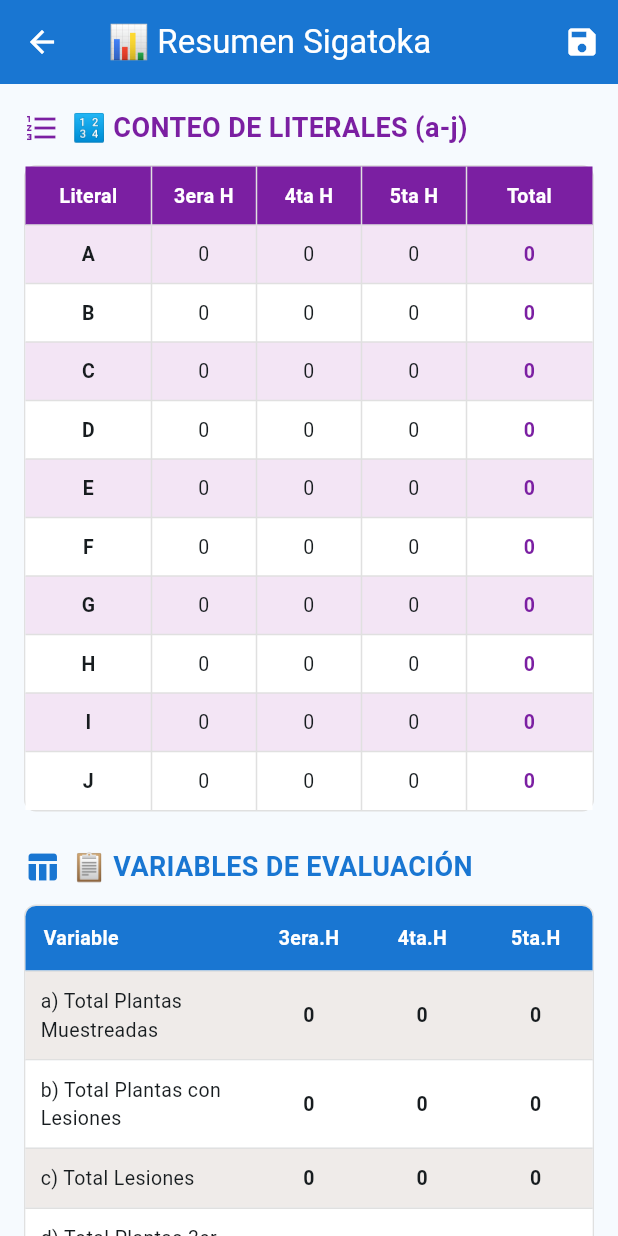
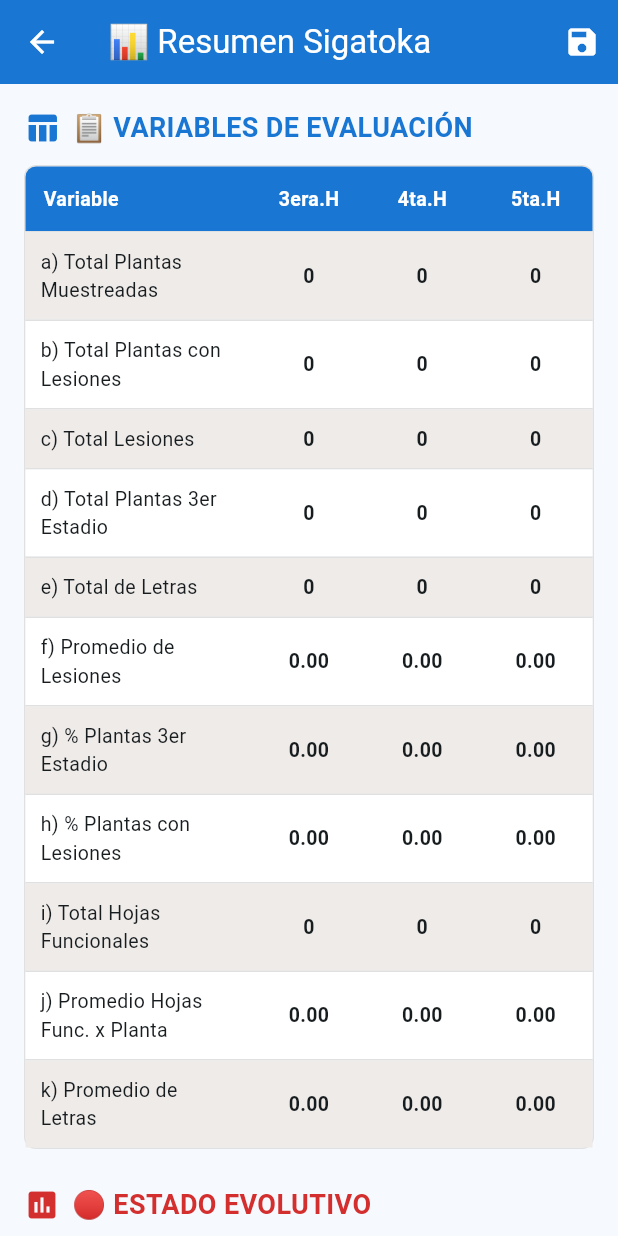
Before and after one commit to andatoba/Lytiks, a Flutter app: the ResumenSigatokaScreen screen opened directly with empty values, on a phone screen of 412 x 824 dp. Run offline on Flutter 3.47's test engine with Material 3 defaults, Android fonts, the phone set to English and light mode, and no system bars; our stand-ins replace connectivity_plus, flutter_map, flutter_secure_storage, geolocator, image_picker, latlong2 and 3 more; missing offline and left inert: encrypt; accounts and stored records are empty; network calls fail.

Commit message:
calculos corregidos

```diff
--- a/lib/screens/resumen_sigatoka_screen.dart
+++ b/lib/screens/resumen_sigatoka_screen.dart
@@ -35,11 +35,6 @@ class _ResumenSigatokaScreenState extends State<ResumenSigatokaScreen> {
   late double promedioLetras3era, promedioLetras4ta, promedioLetras5ta;
   late double ee3era, ee4ta, ee5ta;
 
-  // Conteo de literales (a-j)
-  late Map<String, int> literales3era;
-  late Map<String, int> literales4ta;
-  late Map<String, int> literales5ta;
-
   @override
   void initState() {
     super.initState();
@@ -68,6 +63,7 @@ class _ResumenSigatokaScreenState extends State<ResumenSigatokaScreen> {
     totalPlantas3erEstadio3era = 0;
     totalPlantas3erEstadio4ta = 0;
     totalPlantas3erEstadio5ta = 0;
+    // b) Total Plantas con Lesiones (por hoja)
     totalPlantasConLesiones3era = 0;
     totalPlantasConLesiones4ta = 0;
     totalPlantasConLesiones5ta = 0;
@@ -90,17 +86,10 @@ class _ResumenSigatokaScreenState extends State<ResumenSigatokaScreen> {
         int? numero = int.tryParse(grado.replaceAll(RegExp(r'[^0-9]'), ''));
         if (numero != null) {
           totalLesiones3era += numero;
+          if (numero > 0) totalPlantasConLesiones3era++;
           if (numero == 3) totalPlantas3erEstadio3era++;
-          totalPlantasConLesiones3era++; // Cada muestra = 1 planta evaluada (incluso con 0 lesiones)
         }
-        // Calcular valor de letras: a=1, b=2, c=3, etc.
-        String letras = grado.replaceAll(RegExp(r'[0-9]'), '').toLowerCase();
-        for (int i = 0; i < letras.length; i++) {
-          int valorLetra = letras.codeUnitAt(i) - 'a'.codeUnitAt(0) + 1;
-          if (valorLetra >= 1 && valorLetra <= 9) {
-            totalLetras3era += valorLetra;
-          }
-        }
+        totalLetras3era += _valorLiteral(grado);
       }
 
       // Procesar 4ta hoja
@@ -109,17 +98,10 @@ class _ResumenSigatokaScreenState extends State<ResumenSigatokaScreen> {
         int? numero = int.tryParse(grado.replaceAll(RegExp(r'[^0-9]'), ''));
         if (numero != null) {
           totalLesiones4ta += numero;
+          if (numero > 0) totalPlantasConLesiones4ta++;
           if (numero == 3) totalPlantas3erEstadio4ta++;
-          totalPlantasConLesiones4ta++; // Cada muestra = 1 planta evaluada (incluso con 0 lesiones)
         }
-        // Calcular valor de letras: a=1, b=2, c=3, etc.
-        String letras = grado.replaceAll(RegExp(r'[0-9]'), '').toLowerCase();
-        for (int i = 0; i < letras.length; i++) {
-          int valorLetra = letras.codeUnitAt(i) - 'a'.codeUnitAt(0) + 1;
-          if (valorLetra >= 1 && valorLetra <= 9) {
-            totalLetras4ta += valorLetra;
-          }
-        }
+        totalLetras4ta += _valorLiteral(grado);
       }
 
       // Procesar 5ta hoja
@@ -128,17 +110,10 @@ class _ResumenSigatokaScreenState extends State<ResumenSigatokaScreen> {
         int? numero = int.tryParse(grado.replaceAll(RegExp(r'[^0-9]'), ''));
         if (numero != null) {
           totalLesiones5ta += numero;
+          if (numero > 0) totalPlantasConLesiones5ta++;
           if (numero == 3) totalPlantas3erEstadio5ta++;
-          totalPlantasConLesiones5ta++; // Cada muestra = 1 planta evaluada (incluso con 0 lesiones)
         }
-        // Calcular valor de letras: a=1, b=2, c=3, etc.
-        String letras = grado.replaceAll(RegExp(r'[0-9]'), '').toLowerCase();
-        for (int i = 0; i < letras.length; i++) {
-          int valorLetra = letras.codeUnitAt(i) - 'a'.codeUnitAt(0) + 1;
-          if (valorLetra >= 1 && valorLetra <= 9) {
-            totalLetras5ta += valorLetra;
-          }
-        }
+        totalLetras5ta += _valorLiteral(grado);
       }
 
       // Sumar Stover 0w
@@ -222,33 +197,14 @@ class _ResumenSigatokaScreenState extends State<ResumenSigatokaScreen> {
     ee4ta = promedioLesiones4ta * 100 * promedioLetras4ta;
     ee5ta = promedioLesiones5ta * 80 * promedioLetras5ta;
 
-    // Calcular conteo de literales (a-j)
-    literales3era = _contarLiterales(todasLasMuestras, 'hoja3era');
-    literales4ta = _contarLiterales(todasLasMuestras, 'hoja4ta');
-    literales5ta = _contarLiterales(todasLasMuestras, 'hoja5ta');
   }
 
-  /// Cuenta cuántas veces aparece cada literal (a-j) en las hojas
-  Map<String, int> _contarLiterales(List<Map<String, dynamic>> muestras, String campo) {
-    final conteo = {
-      'a': 0, 'b': 0, 'c': 0, 'd': 0, 'e': 0,
-      'f': 0, 'g': 0, 'h': 0, 'i': 0, 'j': 0,
-    };
-
-    for (var muestra in muestras) {
-      if (muestra[campo] != null) {
-        String valor = muestra[campo].toString().toLowerCase();
-        if (valor.isNotEmpty) {
-          // Extraer última letra: '2a' → 'a', '3b' → 'b'
-          String letra = valor[valor.length - 1];
-          if (conteo.containsKey(letra)) {
-            conteo[letra] = conteo[letra]! + 1;
-          }
-        }
-      }
-    }
-
-    return conteo;
+  int _valorLiteral(String valor) {
+    final letras = valor.replaceAll(RegExp(r'[^a-zA-Z]'), '').toLowerCase();
+    if (letras.isEmpty) return 0;
+    final letra = letras[letras.length - 1];
+    final valorLetra = letra.codeUnitAt(0) - 'a'.codeUnitAt(0) + 1;
+    return (valorLetra >= 1 && valorLetra <= 10) ? valorLetra : 0;
   }
 
   Future<void> _guardarResumen() async {
@@ -306,20 +262,12 @@ class _ResumenSigatokaScreenState extends State<ResumenSigatokaScreen> {
         'th10w': promedioTh10w,
       };
 
-      // Preparar conteo de literales
-      final conteoLiterales = {
-        '3era': literales3era,
-        '4ta': literales4ta,
-        '5ta': literales5ta,
-      };
-
       // Guardar en la base de datos (CALCULADO EN FRONTEND)
       final result = await _service.guardarResumenCompleto(
         widget.evaluacionId,
         resumenData,
         indicadoresData,
         stoverData,
-        conteoLiterales: conteoLiterales,
       );
 
       setState(() => isLoading = false);
@@ -384,8 +332,6 @@ class _ResumenSigatokaScreenState extends State<ResumenSigatokaScreen> {
         child: Column(
           crossAxisAlignment: CrossAxisAlignment.start,
           children: [
-            _buildConteoLiterales(),
-            const SizedBox(height: 24),
             _buildVariablesTable(),
             const SizedBox(height: 24),
             _buildEstadoEvolutivo(),
@@ -394,112 +340,6 @@ class _ResumenSigatokaScreenState extends State<ResumenSigatokaScreen> {
             const SizedBox(height: 24),
             _buildStoverPromedioReal(),
           ],
-        ),
-      ),
-    );
-  }
-
-  /// Widget para mostrar el conteo de literales (a-j)
-  Widget _buildConteoLiterales() {
-    return Column(
-      crossAxisAlignment: CrossAxisAlignment.start,
-      children: [
-        Row(
-          children: [
-            Icon(Icons.format_list_numbered, color: Colors.purple[700], size: 24),
-            const SizedBox(width: 8),
-            Text(
-              '🔢 CONTEO DE LITERALES (a-j)',
-              style: TextStyle(
-                fontSize: 18,
-                fontWeight: FontWeight.bold,
-                color: Colors.purple[700],
-              ),
-            ),
-          ],
-        ),
-        const SizedBox(height: 12),
-        Container(
-          decoration: BoxDecoration(
-            border: Border.all(color: Colors.grey[300]!),
-            borderRadius: BorderRadius.circular(8),
-          ),
-          child: Table(
-            border: TableBorder.symmetric(inside: BorderSide(color: Colors.grey[300]!)),
-            columnWidths: const {
-              0: FlexColumnWidth(1.2),
-              1: FlexColumnWidth(1),
-              2: FlexColumnWidth(1),
-              3: FlexColumnWidth(1),
-              4: FlexColumnWidth(1.2),
-            },
-            children: [
-              // Header
-              TableRow(
-                decoration: BoxDecoration(color: Colors.purple[700]),
-                children: [
-                  _cellHeader('Literal'),
-                  _cellHeader('3era H'),
-                  _cellHeader('4ta H'),
-                  _cellHeader('5ta H'),
-                  _cellHeader('Total'),
-                ],
-              ),
-              // Filas a-j
-              for (var letra in ['a', 'b', 'c', 'd', 'e', 'f', 'g', 'h', 'i', 'j'])
-                TableRow(
-                  decoration: BoxDecoration(
-                    color: ['a', 'c', 'e', 'g', 'i'].contains(letra)
-                        ? Colors.purple[50]
-                        : Colors.white,
-                  ),
-                  children: [
-                    _cell(letra.toUpperCase(), bold: true),
-                    _cell(literales3era[letra].toString()),
-                    _cell(literales4ta[letra].toString()),
-                    _cell(literales5ta[letra].toString()),
-                    _cell(
-                      (literales3era[letra]! +
-                              literales4ta[letra]! +
-                              literales5ta[letra]!)
-                          .toString(),
-                      bold: true,
-                      color: Colors.purple[700]!,
-                    ),
-                  ],
-                ),
-            ],
-          ),
-        ),
-      ],
-    );
-  }
-
-  Widget _cellHeader(String text) {
-    return Padding(
-      padding: const EdgeInsets.all(10.0),
-      child: Text(
-        text,
-        textAlign: TextAlign.center,
-        style: TextStyle(
-          fontWeight: FontWeight.bold,
-          fontSize: 13,
-          color: Colors.white,
-        ),
-      ),
-    );
-  }
-
-  Widget _cell(String text, {bool bold = false, Color? color}) {
-    return Padding(
-      padding: const EdgeInsets.all(10.0),
-      child: Text(
-        text,
-        textAlign: TextAlign.center,
-        style: TextStyle(
-          fontSize: 13,
-          fontWeight: bold ? FontWeight.bold : FontWeight.normal,
-          color: color,
         ),
       ),
     );
```
Also changed, not shown: lib/screens/sigatoka_audit_screen.dart (+13 -15 lines), lib/services/sigatoka_evaluacion_service.dart (+2 -22 lines), pubspec.lock, 2 other files.
